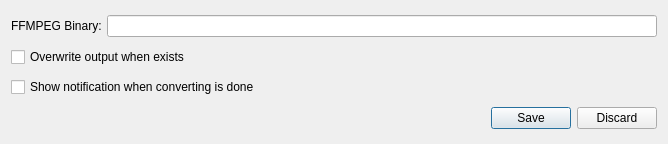
Old version of the form src/ui/preferencesdialog.ui in the repository bartkessels/SimpleConvert.
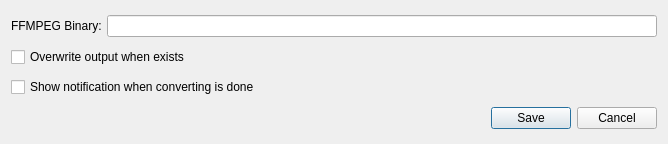
New version of the form. Icons and pictures are not drawn.

Commit message: Change discard button to cancel button

Diff of the .ui file:
```diff
--- a/src/ui/preferencesdialog.ui
+++ b/src/ui/preferencesdialog.ui
@@ -52,7 +52,7 @@
    <item>
     <widget class="QDialogButtonBox" name="buttonBox">
      <property name="standardButtons">
-      <set>QDialogButtonBox::Discard|QDialogButtonBox::Save</set>
+      <set>QDialogButtonBox::Cancel|QDialogButtonBox::Save</set>
      </property>
     </widget>
    </item>
```
